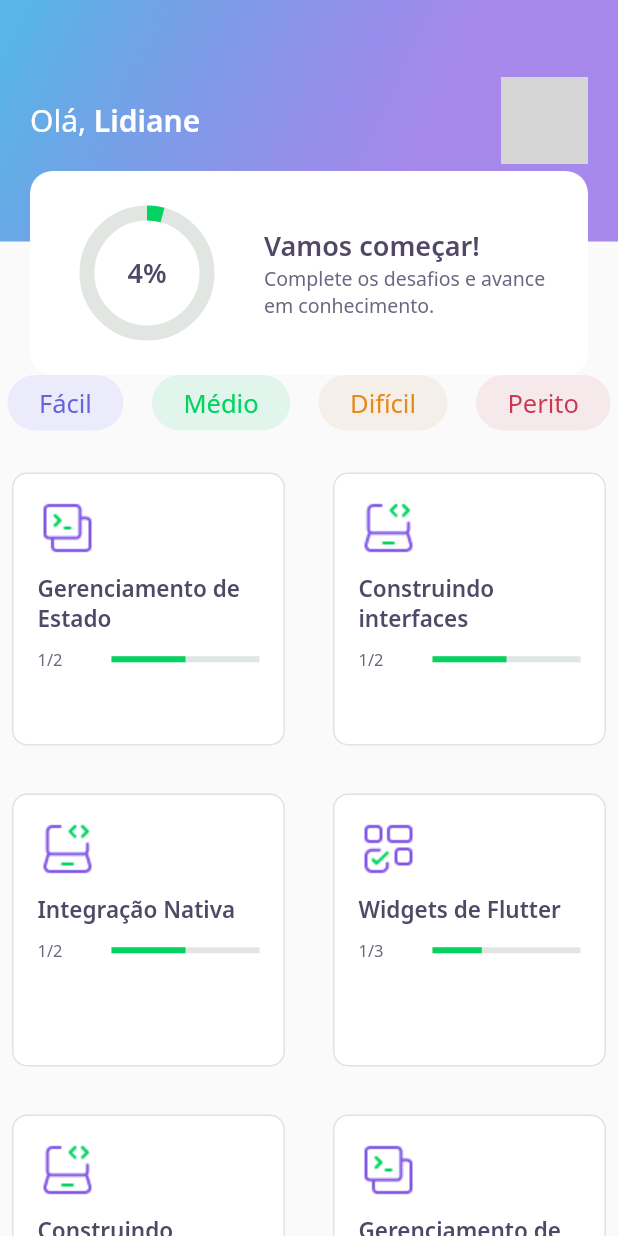
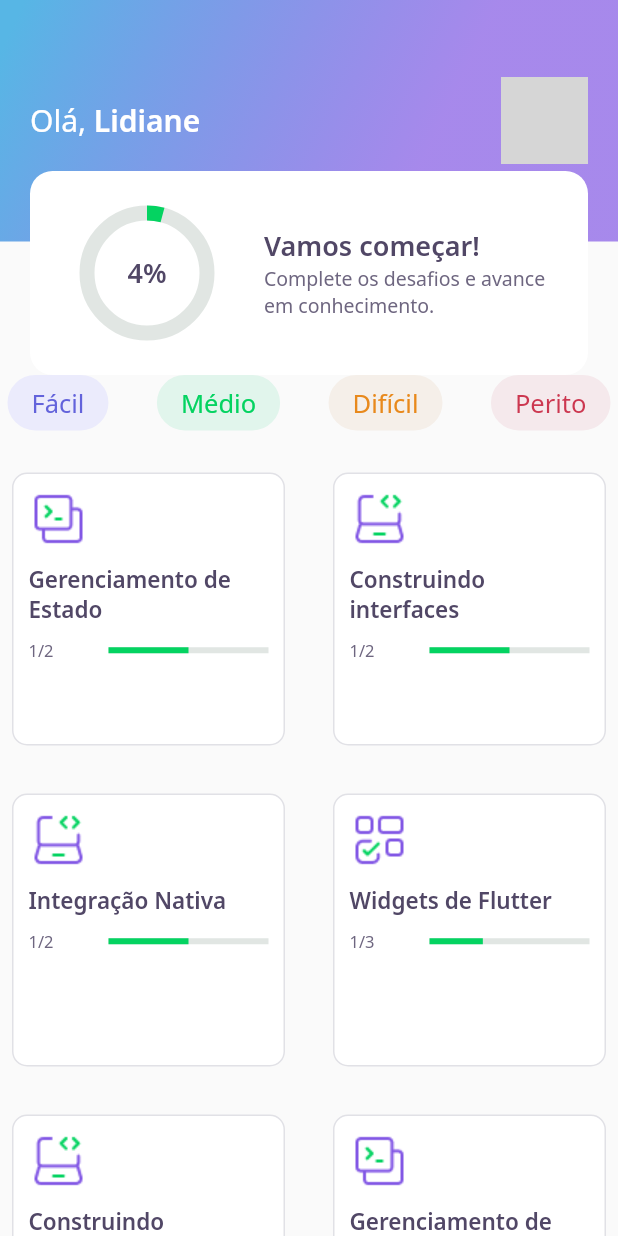
Before and after one commit to LidianeMara/DevQuiz, a Flutter app: the screen it shows after launch, on a phone screen of 412 x 824 dp. Run offline on Flutter 3.47's test engine with Material 2 defaults, Android fonts, the phone set to English and light mode, and no system bars; our stand-ins replace google_fonts, share_plus; accounts and stored records are empty; network calls fail; grey boxes are pictures that could not be loaded.

Commit message:
teste de funcionamento no Motorola One

```diff
--- a/lib/home/widgets/levelbutton/level_button_widget.dart
+++ b/lib/home/widgets/levelbutton/level_button_widget.dart
@@ -48,7 +48,7 @@ class LevelButtonWidget extends StatelessWidget {
         borderRadius: BorderRadius.circular(28),
       ),
       child: Padding(
-        padding: const EdgeInsets.symmetric(horizontal: 20, vertical: 6),
+        padding: const EdgeInsets.symmetric(horizontal: 15, vertical: 6),
         child: Text(
           label,
           style: GoogleFonts.notoSans(color: fontColor, fontSize: 17),
--- a/lib/home/widgets/quizCard/quiz_card_widget.dart
+++ b/lib/home/widgets/quizCard/quiz_card_widget.dart
@@ -26,7 +26,7 @@ class QuizCardWidget extends StatelessWidget {
       child: Padding(
         padding: const EdgeInsets.all(8.0),
         child: Container(
-          padding: const EdgeInsets.all(16),
+          padding: const EdgeInsets.all(10.0),
           decoration: BoxDecoration(
             border: Border.fromBorderSide(
               BorderSide(color: AppColors.border),
```
